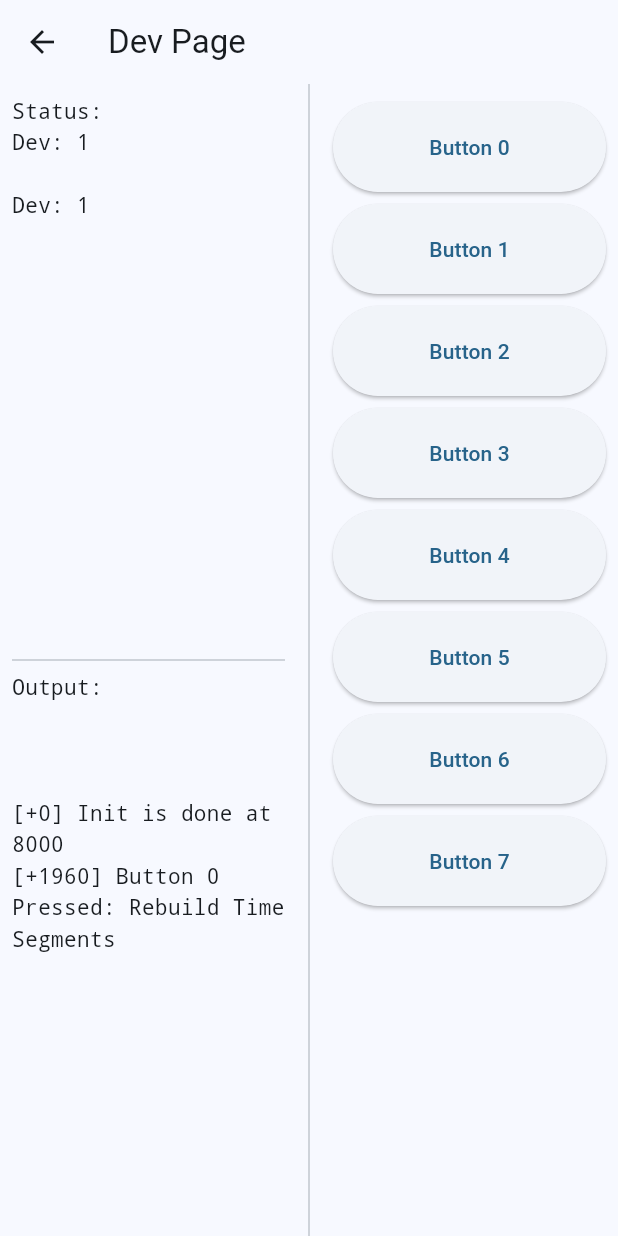
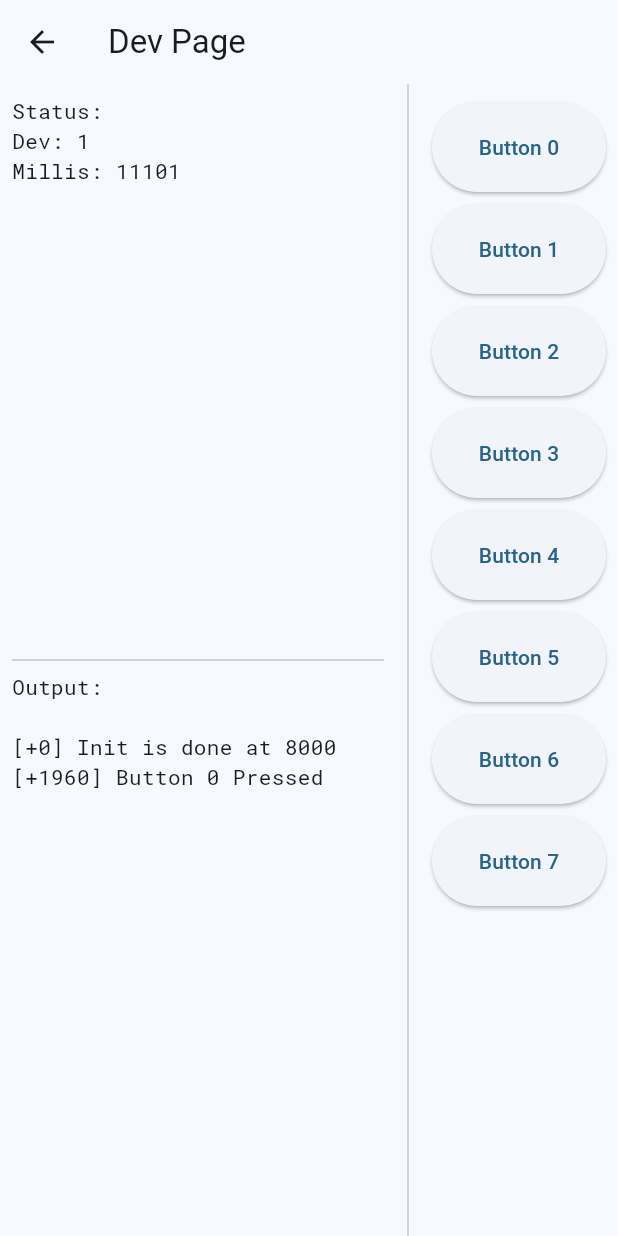
Before and after one commit to savejeff/FandomClashApp, a Flutter app: the DevPage screen opened directly, after a tap on "Button 0", on a phone screen of 412 x 824 dp. Run offline on Flutter 3.47's test engine with Material 3 defaults, Android fonts, the phone set to English and light mode, and no system bars; our stand-ins replace sprintf.

Commit message:
Added monospace font and improved dev page

```diff
--- a/lib/pages/develop/dev_page.dart
+++ b/lib/pages/develop/dev_page.dart
@@ -102,6 +102,9 @@ class _DevPageState extends State<DevPage> {
       /************************************************************/
 
     }
+
+    UpdateUI();
+
   }
 
 
@@ -124,18 +127,15 @@ class _DevPageState extends State<DevPage> {
 
         // Example: Add status and output texts
         txtStatus.write("Dev: 1\n");
+        txtStatus.write(format("Millis: %d\n", [millis()]));
 
-        if (debugTxtStatus.isNotEmpty) {
-          txtStatus.write("\n$debugTxtStatus");
-        }
+        //if (debugTxtStatus.isNotEmpty) {
+        // txtStatus.write("\n$debugTxtStatus");
+        //}
 
-        if (debugTxtOut.isNotEmpty) {
-          txtOut.write("\n$debugTxtOut");
-        }
 
         setState(() {
-          debugTxtStatus = txtStatus.toString();
-          debugTxtOut = txtOut.toString();
+         debugTxtStatus = txtStatus.toString();
         });
 
         updateRunning = false;
@@ -155,7 +155,7 @@ class _DevPageState extends State<DevPage> {
         children: [
           // Left side: Status and Log
           Expanded(
-            flex: 1,
+            flex: 2,
             child: Padding(
               padding: const EdgeInsets.all(8.0),
               child: Column(
@@ -165,7 +165,7 @@ class _DevPageState extends State<DevPage> {
                     child: SingleChildScrollView(
                       child: Text(
                         'Status:\n$debugTxtStatus',
-                        style: TextStyle(fontFamily: 'monospace', height: 1.5),
+                        style: TextStyle(fontFamily: 'RobotoMono'),
                       ),
                     ),
                   ),
@@ -174,7 +174,7 @@ class _DevPageState extends State<DevPage> {
                     child: SingleChildScrollView(
                       child: Text(
                         'Output:\n$debugTxtOut',
-                        style: TextStyle(fontFamily: 'monospace', height: 1.5),
+                        style: TextStyle(fontFamily: 'RobotoMono'),
                       ),
                     ),
                   ),
@@ -215,10 +215,10 @@ class _DevPageState extends State<DevPage> {
   void onButtonPressed(int index) {
     switch (index) {
       case 0:
-        LogX('Button 0 Pressed: Rebuild Time Segments');
+        LogX('Button 0 Pressed');
         break;
       case 1:
-        LogX('Button 1 Pressed: Clear Time Segments');
+        LogX('Button 1 Pressed');
         LogClear();
         break;
     // Add more cases for other buttons
```
Also changed, not shown: pubspec.yaml (+9 -0 lines), fonts/RobotoMono-Bold.ttf (added), fonts/RobotoMono-Regular.ttf (added).
